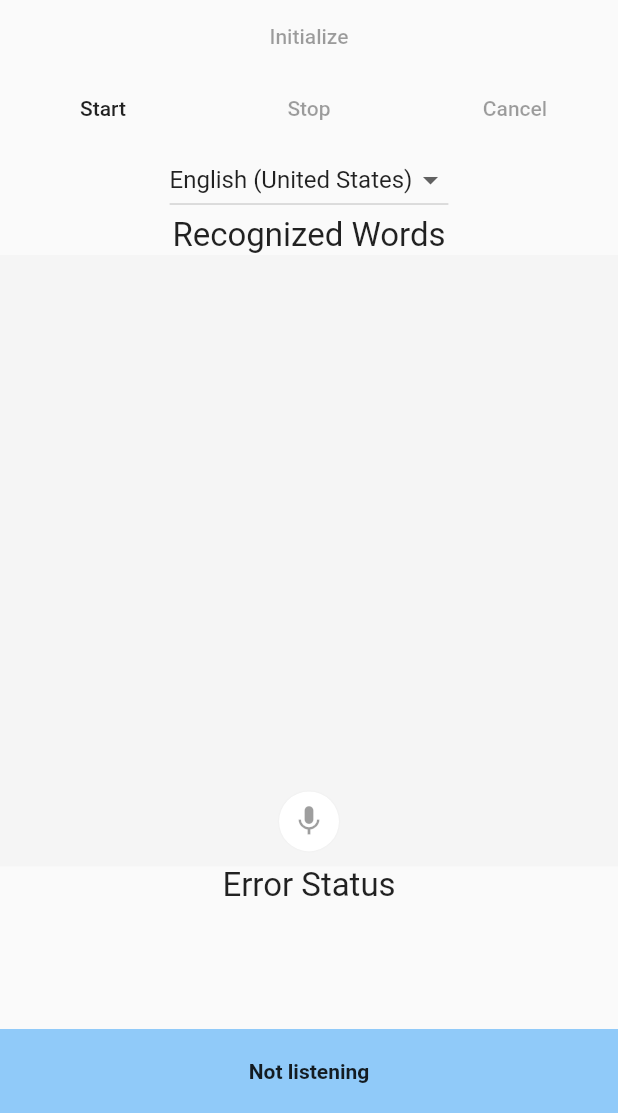
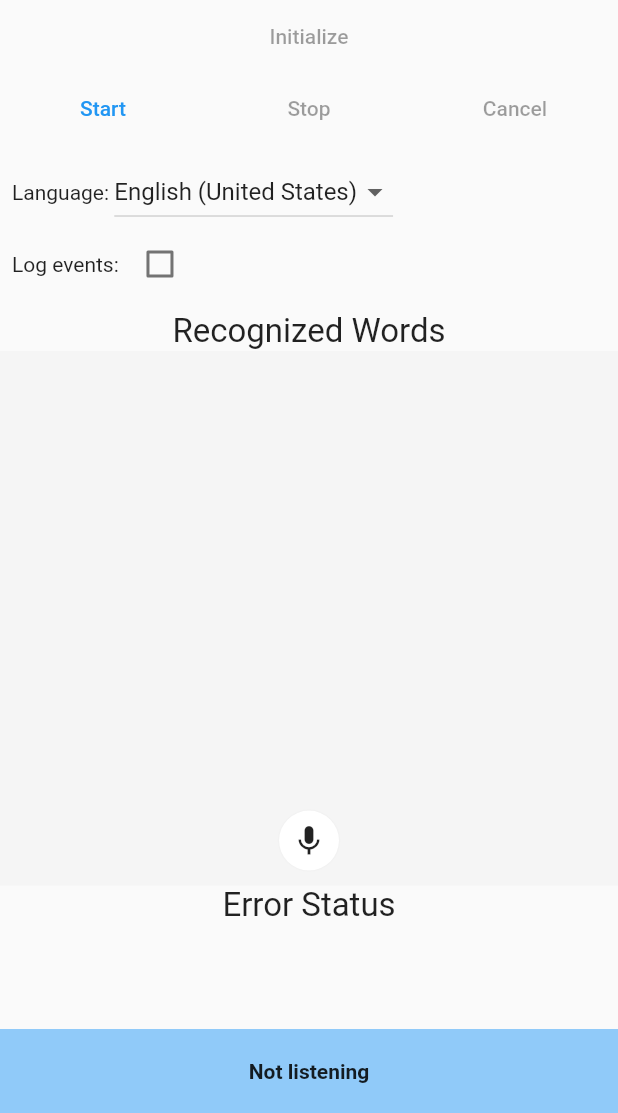
Before and after one commit to runble1/speech_to_text_android, a Flutter app: the screen it shows after launch, after a tap on "Initialize", on a phone screen of 412 x 824 dp, the part 123-1236 px from its top. Run offline on Flutter 3.47's test engine with Material 2 defaults, Android fonts, the phone set to English and light mode, and no system bars; our stand-ins replace speech_to_text.

Commit message:
Modify example code

```diff
--- a/lib/main.dart
+++ b/lib/main.dart
@@ -6,22 +6,26 @@ import 'package:speech_to_text/speech_recognition_error.dart';
 import 'package:speech_to_text/speech_recognition_result.dart';
 import 'package:speech_to_text/speech_to_text.dart';
 
-void main() => runApp(MyApp());
+void main() => runApp(SpeechSampleApp());
 
-class MyApp extends StatefulWidget {
+class SpeechSampleApp extends StatefulWidget {
   @override
-  _MyAppState createState() => _MyAppState();
+  _SpeechSampleAppState createState() => _SpeechSampleAppState();
 }
 
-class _MyAppState extends State<MyApp> {
+/// An example that demonstrates the basic functionality of the
+/// SpeechToText plugin for using the speech recognition capability
+/// of the underlying platform.
+class _SpeechSampleAppState extends State<SpeechSampleApp> {
   bool _hasSpeech = false;
+  bool _logEvents = false;
   double level = 0.0;
   double minSoundLevel = 50000;
   double maxSoundLevel = -50000;
-  String lastWords = "";
-  String lastError = "";
-  String lastStatus = "";
-  String _currentLocaleId = "";
+  String lastWords = '';
+  String lastError = '';
+  String lastStatus = '';
+  String _currentLocaleId = '';
   List<LocaleName> _localeNames = [];
   final SpeechToText speech = SpeechToText();
 
@@ -30,21 +34,37 @@ class _MyAppState extends State<MyApp> {
     super.initState();
   }
 
+  /// This initializes SpeechToText. That only has to be done
+  /// once per application, though calling it again is harmless
+  /// it also does nothing. The UX of the sample app ensures that
+  /// it can only be called once.
   Future<void> initSpeechState() async {
-    bool hasSpeech = await speech.initialize(
-        onError: errorListener, onStatus: statusListener);
+    _logEvent('Initialize');
+    try {
+      var hasSpeech = await speech.initialize(
+        onError: errorListener,
+        onStatus: statusListener,
+        debugLogging: true,
+      );
       if (hasSpeech) {
+        // Get the list of languages installed on the supporting platform so they
+        // can be displayed in the UI for selection by the user.
         _localeNames = await speech.locales();
 
         var systemLocale = await speech.systemLocale();
-      _currentLocaleId = systemLocale.localeId;
+        _currentLocaleId = systemLocale?.localeId ?? '';
       }
-
       if (!mounted) return;
 
       setState(() {
         _hasSpeech = hasSpeech;
       });
+    } catch (e) {
+      setState(() {
+        lastError = 'Speech recognition failed: ${e.toString()}';
+        _hasSpeech = false;
+      });
+    }
   }
 
   @override
@@ -55,66 +75,140 @@ class _MyAppState extends State<MyApp> {
           title: const Text('Speech to Text Example'),
         ),
         body: Column(children: [
-          Center(
-            child: Text(
-              'Speech recognition available',
-              style: TextStyle(fontSize: 22.0),
-            ),
-          ),
+          HeaderWidget(),
           Container(
             child: Column(
               children: <Widget>[
-                Row(
-                  mainAxisAlignment: MainAxisAlignment.spaceAround,
-                  children: <Widget>[
-                    FlatButton(
-                      child: Text('Initialize'),
-                      onPressed: _hasSpeech ? null : initSpeechState,
-                    ),
-                  ],
-                ),
-                Row(
-                  mainAxisAlignment: MainAxisAlignment.spaceAround,
-                  children: <Widget>[
-                    FlatButton(
-                      child: Text('Start'),
-                      onPressed: !_hasSpeech || speech.isListening
-                          ? null
-                          : startListening,
-                    ),
-                    FlatButton(
-                      child: Text('Stop'),
-                      onPressed: speech.isListening ? stopListening : null,
-                    ),
-                    FlatButton(
-                      child: Text('Cancel'),
-                      onPressed: speech.isListening ? cancelListening : null,
-                    ),
-                  ],
-                ),
-                Row(
-                  mainAxisAlignment: MainAxisAlignment.spaceAround,
-                  children: <Widget>[
-                    DropdownButton(
-                      onChanged: (selectedVal) => _switchLang(selectedVal),
-                      value: _currentLocaleId,
-                      items: _localeNames
-                          .map(
-                            (localeName) => DropdownMenuItem(
-                              value: localeName.localeId,
-                              child: Text(localeName.name),
-                            ),
-                          )
-                          .toList(),
-                    ),
-                  ],
-                )
+                InitSpeechWidget(_hasSpeech, initSpeechState),
+                SpeechControlWidget(_hasSpeech, speech.isListening,
+                    startListening, stopListening, cancelListening),
+                SessionOptionsWidget(_currentLocaleId, _switchLang,
+                    _localeNames, _logEvents, _switchLogging),
               ],
             ),
           ),
           Expanded(
             flex: 4,
-            child: Column(
+            child: RecognitionResultsWidget(lastWords: lastWords, level: level),
+          ),
+          Expanded(
+            flex: 1,
+            child: ErrorWidget(lastError: lastError),
+          ),
+          SpeechStatusWidget(speech: speech),
+        ]),
+      ),
+    );
+  }
+
+  // This is called each time the users wants to start a new speech
+  // recognition session
+  void startListening() {
+    _logEvent('start listening');
+    lastWords = '';
+    lastError = '';
+    // Note that `listenFor` is the maximum, not the minimun, on some
+    // recognition will be stopped before this value is reached.
+    // Similarly `pauseFor` is a maximum not a minimum and may be ignored
+    // on some devices.
+    speech.listen(
+        onResult: resultListener,
+        listenFor: Duration(seconds: 30),
+        pauseFor: Duration(seconds: 5),
+        partialResults: true,
+        localeId: _currentLocaleId,
+        onSoundLevelChange: soundLevelListener,
+        cancelOnError: true,
+        listenMode: ListenMode.confirmation);
+    setState(() {});
+  }
+
+  void stopListening() {
+    _logEvent('stop');
+    speech.stop();
+    setState(() {
+      level = 0.0;
+    });
+  }
+
+  void cancelListening() {
+    _logEvent('cancel');
+    speech.cancel();
+    setState(() {
+      level = 0.0;
+    });
+  }
+
+  /// This callback is invoked each time new recognition results are
+  /// available after `listen` is called.
+  void resultListener(SpeechRecognitionResult result) {
+    _logEvent(
+        'Result listener final: ${result.finalResult}, words: ${result.recognizedWords}');
+    setState(() {
+      lastWords = '${result.recognizedWords} - ${result.finalResult}';
+    });
+  }
+
+  void soundLevelListener(double level) {
+    minSoundLevel = min(minSoundLevel, level);
+    maxSoundLevel = max(maxSoundLevel, level);
+    // _logEvent('sound level $level: $minSoundLevel - $maxSoundLevel ');
+    setState(() {
+      this.level = level;
+    });
+  }
+
+  void errorListener(SpeechRecognitionError error) {
+    _logEvent(
+        'Received error status: $error, listening: ${speech.isListening}');
+    setState(() {
+      lastError = '${error.errorMsg} - ${error.permanent}';
+    });
+  }
+
+  void statusListener(String status) {
+    _logEvent(
+        'Received listener status: $status, listening: ${speech.isListening}');
+    setState(() {
+      lastStatus = '$status';
+    });
+  }
+
+  void _switchLang(selectedVal) {
+    setState(() {
+      _currentLocaleId = selectedVal;
+    });
+    print(selectedVal);
+  }
+
+  void _logEvent(String eventDescription) {
+    if (_logEvents) {
+      var eventTime = DateTime.now().toIso8601String();
+      print('$eventTime $eventDescription');
+    }
+  }
+
+  void _switchLogging(bool? val) {
+    setState(() {
+      _logEvents = val ?? false;
+    });
+  }
+}
+
+/// Displays the most recently recognized words and the sound level.
+class RecognitionResultsWidget extends StatelessWidget {
+  const RecognitionResultsWidget({
+    Key? key,
+    required this.lastWords,
+    required this.level,
+  }) : super(key: key);
+
+  final String lastWords;
+  final double level;
+
+  @override
+  Widget build(BuildContext context) {
+    return Column(
       children: <Widget>[
         Center(
           child: Text(
@@ -150,10 +244,12 @@ class _MyAppState extends State<MyApp> {
                             color: Colors.black.withOpacity(.05))
                       ],
                       color: Colors.white,
-                              borderRadius:
-                                  BorderRadius.all(Radius.circular(50)),
+                      borderRadius: BorderRadius.all(Radius.circular(50)),
                     ),
-                            child: IconButton(icon: Icon(Icons.mic)),
+                    child: IconButton(
+                      icon: Icon(Icons.mic),
+                      onPressed: () => null,
+                    ),
                   ),
                 ),
               ),
@@ -161,11 +257,39 @@ class _MyAppState extends State<MyApp> {
           ),
         ),
       ],
+    );
+  }
+}
+
+class HeaderWidget extends StatelessWidget {
+  const HeaderWidget({
+    Key? key,
+  }) : super(key: key);
+
+  @override
+  Widget build(BuildContext context) {
+    return Center(
+      child: Text(
+        'Speech recognition available',
+        style: TextStyle(fontSize: 22.0),
       ),
-          ),
-          Expanded(
-            flex: 1,
-            child: Column(
+    );
+  }
+}
+
+/// Display the current error status from the speech
+/// recognizer
+class ErrorWidget extends StatelessWidget {
+  const ErrorWidget({
+    Key? key,
+    required this.lastError,
+  }) : super(key: key);
+
+  final String lastError;
+
+  @override
+  Widget build(BuildContext context) {
+    return Column(
       children: <Widget>[
         Center(
           child: Text(
@@ -177,9 +301,129 @@ class _MyAppState extends State<MyApp> {
           child: Text(lastError),
         ),
       ],
+    );
+  }
+}
+
+/// Controls to start and stop speech recognition
+class SpeechControlWidget extends StatelessWidget {
+  const SpeechControlWidget(this.hasSpeech, this.isListening,
+      this.startListening, this.stopListening, this.cancelListening,
+      {Key? key})
+      : super(key: key);
+
+  final bool hasSpeech;
+  final bool isListening;
+  final void Function() startListening;
+  final void Function() stopListening;
+  final void Function() cancelListening;
+
+  @override
+  Widget build(BuildContext context) {
+    return Row(
+      mainAxisAlignment: MainAxisAlignment.spaceAround,
+      children: <Widget>[
+        TextButton(
+          onPressed: !hasSpeech || isListening ? null : startListening,
+          child: Text('Start'),
         ),
+        TextButton(
+          onPressed: isListening ? stopListening : null,
+          child: Text('Stop'),
         ),
-          Container(
+        TextButton(
+          onPressed: isListening ? cancelListening : null,
+          child: Text('Cancel'),
+        )
+      ],
+    );
+  }
+}
+
+class SessionOptionsWidget extends StatelessWidget {
+  const SessionOptionsWidget(this.currentLocaleId, this.switchLang,
+      this.localeNames, this.logEvents, this.switchLogging,
+      {Key? key})
+      : super(key: key);
+
+  final String currentLocaleId;
+  final void Function(String?) switchLang;
+  final void Function(bool?) switchLogging;
+  final List<LocaleName> localeNames;
+  final bool logEvents;
+
+  @override
+  Widget build(BuildContext context) {
+    return Padding(
+      padding: const EdgeInsets.all(8.0),
+      child: Column(
+        mainAxisAlignment: MainAxisAlignment.spaceBetween,
+        children: <Widget>[
+          Row(
+            children: [
+              Text('Language: '),
+              DropdownButton<String>(
+                onChanged: (selectedVal) => switchLang(selectedVal),
+                value: currentLocaleId,
+                items: localeNames
+                    .map(
+                      (localeName) => DropdownMenuItem(
+                        value: localeName.localeId,
+                        child: Text(localeName.name),
+                      ),
+                    )
+                    .toList(),
+              ),
+            ],
+          ),
+          Row(
+            children: [
+              Text('Log events: '),
+              Checkbox(
+                value: logEvents,
+                onChanged: switchLogging,
+              ),
+            ],
+          )
+        ],
+      ),
+    );
+  }
+}
+
+class InitSpeechWidget extends StatelessWidget {
+  const InitSpeechWidget(this.hasSpeech, this.initSpeechState, {Key? key})
+      : super(key: key);
+
+  final bool hasSpeech;
+  final Future<void> Function() initSpeechState;
+
+  @override
+  Widget build(BuildContext context) {
+    return Row(
+      mainAxisAlignment: MainAxisAlignment.spaceAround,
+      children: <Widget>[
+        TextButton(
+          onPressed: hasSpeech ? null : initSpeechState,
+          child: Text('Initialize'),
+        ),
+      ],
+    );
+  }
+}
+
+/// Display the current status of the listener
+class SpeechStatusWidget extends StatelessWidget {
+  const SpeechStatusWidget({
+    Key? key,
+    required this.speech,
+  }) : super(key: key);
+
+  final SpeechToText speech;
+
+  @override
+  Widget build(BuildContext context) {
+    return Container(
       padding: EdgeInsets.symmetric(vertical: 20),
       color: Theme.of(context).backgroundColor,
       child: Center(
@@ -193,75 +437,6 @@ class _MyAppState extends State<MyApp> {
                 style: TextStyle(fontWeight: FontWeight.bold),
               ),
       ),
-          ),
-        ]),
-      ),
     );
   }
-
-  void startListening() {
-    lastWords = "";
-    lastError = "";
-    speech.listen(
-        onResult: resultListener,
-        listenFor: Duration(seconds: 10),
-        localeId: _currentLocaleId,
-        onSoundLevelChange: soundLevelListener,
-        cancelOnError: true,
-        partialResults: true,
-        onDevice: true,
-        listenMode: ListenMode.confirmation);
-    setState(() {});
 }
-
-  void stopListening() {
-    speech.stop();
-    setState(() {
-      level = 0.0;
-    });
-  }
-
-  void cancelListening() {
-    speech.cancel();
-    setState(() {
-      level = 0.0;
-    });
-  }
-
-  void resultListener(SpeechRecognitionResult result) {
-    setState(() {
-      lastWords = "${result.recognizedWords} - ${result.finalResult}";
-    });
-  }
-
-  void soundLevelListener(double level) {
-    minSoundLevel = min(minSoundLevel, level);
-    maxSoundLevel = max(maxSoundLevel, level);
-    // print("sound level $level: $minSoundLevel - $maxSoundLevel ");
-    setState(() {
-      this.level = level;
-    });
-  }
-
-  void errorListener(SpeechRecognitionError error) {
-    // print("Received error status: $error, listening: ${speech.isListening}");
-    setState(() {
-      lastError = "${error.errorMsg} - ${error.permanent}";
-    });
-  }
-
-  void statusListener(String status) {
-    // print(
-    // "Received listener status: $status, listening: ${speech.isListening}");
-    setState(() {
-      lastStatus = "$status";
-    });
-  }
-
-  _switchLang(selectedVal) {
-    setState(() {
-      _currentLocaleId = selectedVal;
-    });
-    print(selectedVal);
-  }
-}
```
Lines whose indentation alone changed are shown as unchanged.
